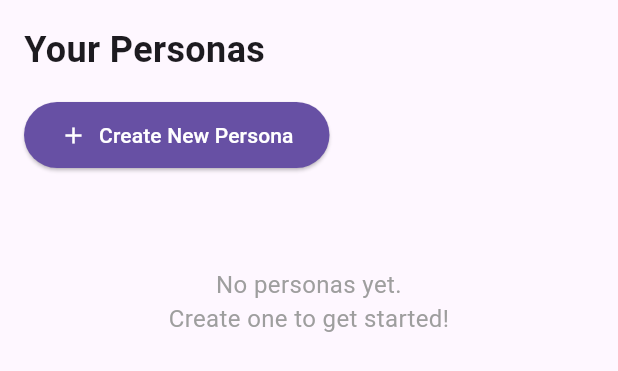
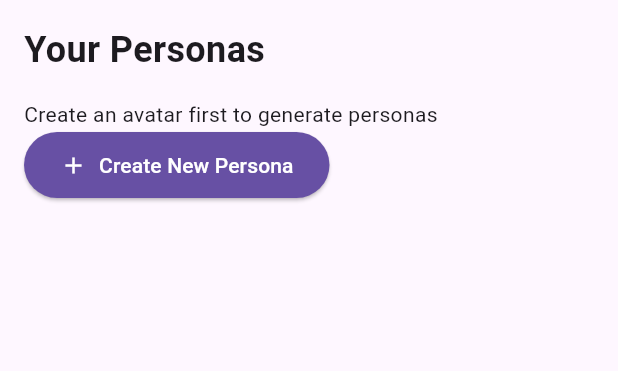
Before and after one commit to FranciscoRecio/mikmok, a Flutter app: the PersonasScreen widget shown alone on an empty page, opened directly, on a phone screen of 412 x 824 dp. Shown: the top 371 px of the screen. Run offline on Flutter 3.47's test engine with Material 3 defaults, Android fonts, the phone set to English and light mode, and no system bars; our stand-ins replace cloud_firestore, firebase_auth, firebase_core, firebase_storage, flutter_svg, go_router and 1 more; missing offline and left inert: cached_video_player_plus, video_compress; accounts and stored records are empty; network calls fail.

Commit message:
Personas screen should display properly now

```diff
--- a/lib/providers/persona_provider.dart
+++ b/lib/providers/persona_provider.dart
@@ -11,8 +11,8 @@ class PersonaProvider extends ChangeNotifier {
   bool get isLoading => _isLoading;
   String? get error => _error;
 
-  Stream<List<Persona>> getUserPersonas(String userId) {
-    return _personaService.getUserPersonas(userId);
+  Stream<List<Persona>> getUserPersonasForAvatar(String userId, String avatarId) {
+    return _personaService.getUserPersonasForAvatar(userId, avatarId);
   }
 
   Future<void> deletePersona(String personaId) async {
--- a/lib/screens/personas_screen.dart
+++ b/lib/screens/personas_screen.dart
@@ -2,11 +2,20 @@ import 'package:flutter/material.dart';
 import 'package:go_router/go_router.dart';
 import 'package:provider/provider.dart';
 import '../providers/auth_provider.dart';
+import '../providers/avatar_provider.dart';
 import '../providers/persona_provider.dart';
+import '../models/avatar.dart';
 import '../models/persona.dart';
 
-class PersonasScreen extends StatelessWidget {
+class PersonasScreen extends StatefulWidget {
   const PersonasScreen({super.key});
+
+  @override
+  State<PersonasScreen> createState() => _PersonasScreenState();
+}
+
+class _PersonasScreenState extends State<PersonasScreen> {
+  String? selectedAvatarId;
 
   @override
   Widget build(BuildContext context) {
@@ -33,6 +42,7 @@ class PersonasScreen extends StatelessWidget {
                   ),
                 ),
                 const SizedBox(height: 16),
+                _buildAvatarDropdown(userId),
                 ElevatedButton(
                   onPressed: () => context.push('/persona-customization'),
                   style: ElevatedButton.styleFrom(
@@ -53,10 +63,12 @@ class PersonasScreen extends StatelessWidget {
             ),
           ),
         ),
+        if (selectedAvatarId != null) ...[
           SliverPadding(
             padding: const EdgeInsets.all(16.0),
             sliver: StreamBuilder<List<Persona>>(
-            stream: Provider.of<PersonaProvider>(context).getUserPersonas(userId),
+              stream: Provider.of<PersonaProvider>(context)
+                  .getUserPersonasForAvatar(userId, selectedAvatarId!),
               builder: (context, snapshot) {
                 if (snapshot.hasError) {
                   return SliverToBoxAdapter(
@@ -78,7 +90,7 @@ class PersonasScreen extends StatelessWidget {
                       child: Padding(
                         padding: EdgeInsets.symmetric(vertical: 32.0),
                         child: Text(
-                        'No personas yet.\nCreate one to get started!',
+                          'No personas yet for this avatar.\nCreate one to get started!',
                           textAlign: TextAlign.center,
                           style: TextStyle(
                             fontSize: 16,
@@ -97,7 +109,7 @@ class PersonasScreen extends StatelessWidget {
                     mainAxisSpacing: 16,
                   ),
                   delegate: SliverChildBuilderDelegate(
-                  (context, index) => _buildPersonaCard(context, personas[index]),
+                    (context, index) => _buildPersonaCard(personas[index]),
                     childCount: personas.length,
                   ),
                 );
@@ -105,10 +117,101 @@ class PersonasScreen extends StatelessWidget {
             ),
           ),
         ],
+      ],
     );
   }
 
-  Widget _buildPersonaCard(BuildContext context, Persona persona) {
+  Widget _buildAvatarDropdown(String userId) {
+    return StreamBuilder<List<Avatar>>(
+      stream: Provider.of<AvatarProvider>(context).getUserAvatars(userId),
+      builder: (context, snapshot) {
+        if (snapshot.hasError) {
+          return Text('Error: ${snapshot.error}');
+        }
+
+        if (snapshot.connectionState == ConnectionState.waiting) {
+          return const CircularProgressIndicator();
+        }
+
+        final avatars = snapshot.data ?? [];
+
+        if (avatars.isEmpty) {
+          return const Text('Create an avatar first to generate personas');
+        }
+
+        // Auto-select first avatar if none selected
+        if (selectedAvatarId == null && avatars.isNotEmpty) {
+          WidgetsBinding.instance.addPostFrameCallback((_) {
+            setState(() {
+              selectedAvatarId = avatars.first.id;
+            });
+          });
+        }
+
+        final selectedAvatar = avatars.firstWhere(
+          (avatar) => avatar.id == selectedAvatarId,
+          orElse: () => avatars.first,
+        );
+
+        return Row(
+          children: [
+            Expanded(
+              child: DropdownButtonFormField<String>(
+                value: selectedAvatarId ?? avatars.first.id,
+                decoration: const InputDecoration(
+                  labelText: 'Select Avatar',
+                  border: OutlineInputBorder(),
+                ),
+                items: avatars.map((avatar) {
+                  return DropdownMenuItem(
+                    value: avatar.id,
+                    child: Text(avatar.name),
+                  );
+                }).toList(),
+                onChanged: (value) {
+                  setState(() {
+                    selectedAvatarId = value;
+                  });
+                },
+              ),
+            ),
+            const SizedBox(width: 16),
+            Container(
+              width: 60,
+              height: 60,
+              decoration: BoxDecoration(
+                border: Border.all(
+                  color: Colors.grey[300]!,
+                  width: 1,
+                ),
+                borderRadius: BorderRadius.circular(8),
+              ),
+              child: ClipRRect(
+                borderRadius: BorderRadius.circular(8),
+                child: selectedAvatar.imageUrl.isNotEmpty
+                    ? Image.network(
+                        selectedAvatar.imageUrl,
+                        fit: BoxFit.cover,
+                        loadingBuilder: (context, child, loadingProgress) {
+                          if (loadingProgress == null) return child;
+                          return const Center(
+                            child: CircularProgressIndicator(),
+                          );
+                        },
+                        errorBuilder: (context, error, stackTrace) {
+                          return const Icon(Icons.error_outline);
+                        },
+                      )
+                    : const Icon(Icons.account_circle, size: 40, color: Colors.grey),
+              ),
+            ),
+          ],
+        );
+      },
+    );
+  }
+
+  Widget _buildPersonaCard(Persona persona) {
     return Card(
       child: InkWell(
         onTap: () => context.push('/persona-customization', extra: persona),
```
Also changed, not shown: lib/services/persona_service.dart (+12 -0 lines). Lines whose indentation alone changed are shown as unchanged.
